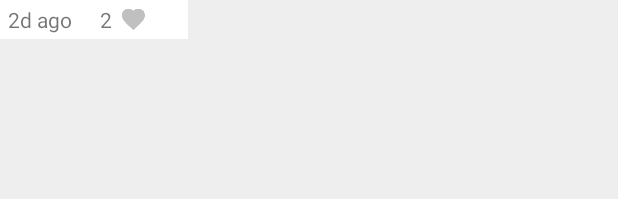
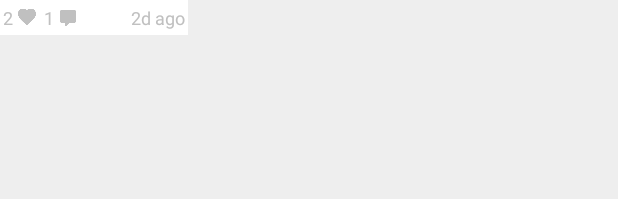
Before and after one commit to opus-ua/beacon-frontend, an Android app: the layout beacon_info_window.xml on its own in the app's theme, with its tools: preview values and no code run, on a phone screen of 412 x 824 dp. Shown: the top 199 px of the screen. Run offline under Robolectric (Android 15) with nearby library versions, the phone set to English and light mode, and no system bars.

Commit message:
Finalize info window layout.

```diff
--- a/app/src/main/res/layout/beacon_info_window.xml
+++ b/app/src/main/res/layout/beacon_info_window.xml
@@ -12,42 +12,99 @@
         android:layout_width="match_parent"
         android:layout_height="wrap_content"
         android:scaleType="fitCenter"
-        android:adjustViewBounds="true" />
+        android:adjustViewBounds="true"
+        android:background="@color/container_white" />
 
-    <LinearLayout
-        android:orientation="horizontal"
-        android:layout_width="match_parent"
+    <RelativeLayout
+        android:layout_width="@dimen/info_window_width"
         android:layout_height="wrap_content"
         android:background="@color/container_white">
 
+        <RelativeLayout
+            android:id="@+id/thumbnailHeartContainer"
+            android:background="@color/container_white"
+            android:layout_alignParentStart="true"
+            android:layout_height="wrap_content"
+            android:layout_width="wrap_content"
+            android:layout_marginStart="2dp">
+            <TextView
+                android:id="@+id/thumbnailNumHearts"
+                android:layout_marginEnd="3dp"
+                android:layout_marginTop="3dp"
+                android:layout_marginBottom="3dp"
+                android:layout_width="wrap_content"
+                android:layout_height="wrap_content"
+                android:layout_centerVertical="true"
+                android:textColor="@color/heart_gray"
+                android:background="@color/container_white"
+                android:textSize="@dimen/info_window_text_size"
+                android:text="2" />
+
+            <ImageView
+                android:id="@+id/thumbnailHeart"
+                android:layout_marginTop="3dp"
+                android:layout_marginBottom="3dp"
+                android:layout_marginEnd="3dp"
+                android:layout_width="12dp"
+                android:layout_height="12dp"
+                android:scaleType="fitCenter"
+                android:layout_toEndOf="@+id/thumbnailNumHearts"
+                android:layout_centerVertical="true"
+                android:background="@color/container_white"
+                android:src="@drawable/filled_heart"
+                android:tint="@color/heart_gray" />
+         </RelativeLayout>
+
+         <RelativeLayout
+             android:id="@+id/thumbnailCommentContainer"
+             android:background="@color/container_white"
+             android:layout_toEndOf="@+id/thumbnailHeartContainer"
+             android:layout_height="wrap_content"
+             android:layout_width="wrap_content"
+             android:layout_marginStart="2dp">
+            <TextView
+                android:id="@+id/thumbnailNumComments"
+                android:layout_marginEnd="3dp"
+                android:layout_marginTop="3dp"
+                android:layout_marginBottom="3dp"
+                android:layout_width="wrap_content"
+                android:layout_height="wrap_content"
+                android:layout_centerVertical="true"
+                android:textColor="@color/heart_gray"
+                android:background="@color/container_white"
+                android:textSize="@dimen/info_window_text_size"
+                android:text="1" />
+
+            <ImageView
+                android:id="@+id/thumbnailComment"
+                android:layout_marginEnd="3dp"
+                android:layout_width="12dp"
+                android:layout_height="12dp"
+                android:paddingTop="1dp"
+                android:paddingBottom="-1dp"
+                android:scaleType="fitCenter"
+                android:layout_toEndOf="@+id/thumbnailNumComments"
+                android:layout_centerVertical="true"
+                android:background="@color/container_white"
+                android:src="@drawable/comment"
+                android:tint="@color/heart_gray" />
+         </RelativeLayout>
+
         <TextView
             android:id="@+id/thumbnailTimestamp"
-            android:layout_marginLeft="5dp"
-            android:layout_marginRight="15dp"
+            android:layout_marginStart="15dp"
+            android:layout_marginEnd="2dp"
             android:layout_width="wrap_content"
             android:layout_height="wrap_content"
-            android:layout_gravity="center_vertical"
+            android:layout_alignParentEnd="true"
+            android:layout_toEndOf="@+id/thumbnailCommentContainer"
+            android:layout_centerVertical="true"
             android:background="@color/container_white"
+            android:gravity="end"
+            android:textColor="@color/heart_gray"
+            android:textSize="@dimen/info_window_text_size"
             android:text="2d ago" />
 
-        <TextView
-            android:id="@+id/thumbnailNumHearts"
-            android:layout_margin="3dp"
-            android:layout_width="wrap_content"
-            android:layout_height="wrap_content"
-            android:layout_gravity="center_vertical"
-            android:background="@color/container_white"
-            android:text="2" />
 
-        <ImageView
-            android:id="@+id/thumbnailHeart"
-            android:layout_margin="3dp"
-            android:layout_width="15dp"
-            android:layout_height="15dp"
-            android:scaleType="fitCenter"
-            android:layout_gravity="center_vertical"
-            android:background="@color/container_white"
-            android:src="@drawable/filled_heart"
-            android:tint="@color/heart_gray" />
-    </LinearLayout>
+    </RelativeLayout>
 </LinearLayout>
--- a/app/src/main/res/values/dimens.xml
+++ b/app/src/main/res/values/dimens.xml
@@ -32,4 +32,5 @@
     <dimen name="heart_spacing">8dp</dimen>
 
     <dimen name="info_window_width">125dp</dimen>
+    <dimen name="info_window_text_size">12sp</dimen>
 </resources>
```
